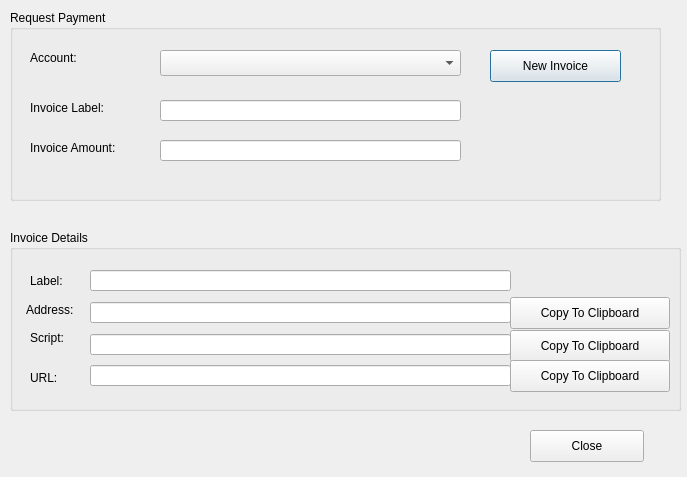
ciphrex/mSIGNA, file src/requestpaymentdialog.ui: the form before one commit.
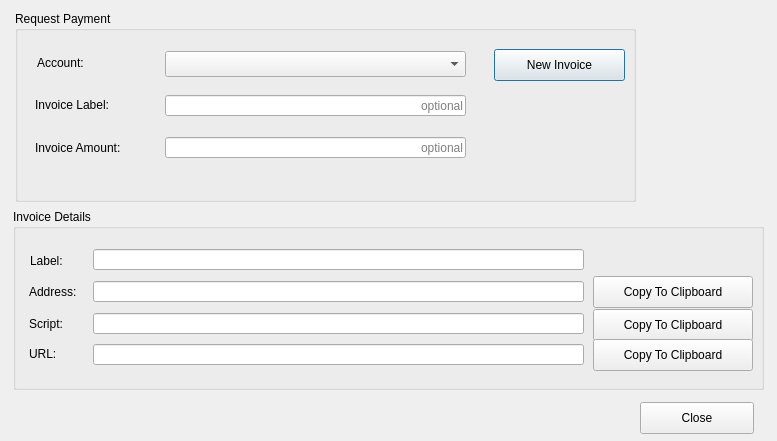
The form after the commit.

Commit message: RequestPaymentDialog is working, still needs better layout.

```diff
--- a/src/requestpaymentdialog.ui
+++ b/src/requestpaymentdialog.ui
@@ -6,8 +6,8 @@
    <rect>
     <x>0</x>
     <y>0</y>
-    <width>687</width>
-    <height>477</height>
+    <width>777</width>
+    <height>441</height>
    </rect>
   </property>
   <property name="windowTitle">
@@ -16,9 +16,9 @@
   <widget class="QGroupBox" name="RequestPaymentBox">
    <property name="geometry">
     <rect>
-     <x>10</x>
-     <y>10</y>
-     <width>651</width>
+     <x>15</x>
+     <y>11</y>
+     <width>621</width>
      <height>191</height>
     </rect>
    </property>
@@ -28,8 +28,8 @@
    <widget class="QPushButton" name="newInvoiceButton">
     <property name="geometry">
      <rect>
-      <x>480</x>
-      <y>40</y>
+      <x>479</x>
+      <y>38</y>
       <width>131</width>
       <height>32</height>
      </rect>
@@ -41,8 +41,8 @@
    <widget class="QLabel" name="accountLabel">
     <property name="geometry">
      <rect>
-      <x>20</x>
-      <y>40</y>
+      <x>22</x>
+      <y>44</y>
       <width>56</width>
       <height>16</height>
      </rect>
@@ -65,17 +65,23 @@
     <property name="geometry">
      <rect>
       <x>150</x>
-      <y>90</y>
+      <y>84</y>
       <width>301</width>
       <height>21</height>
      </rect>
     </property>
+    <property name="alignment">
+     <set>Qt::AlignRight|Qt::AlignTrailing|Qt::AlignVCenter</set>
+    </property>
+    <property name="placeholderText">
+     <string>optional</string>
+    </property>
    </widget>
    <widget class="QLabel" name="invoiceLabelLabel">
     <property name="geometry">
      <rect>
       <x>20</x>
-      <y>90</y>
+      <y>86</y>
       <width>86</width>
       <height>16</height>
      </rect>
@@ -88,7 +94,7 @@
     <property name="geometry">
      <rect>
       <x>20</x>
-      <y>130</y>
+      <y>129</y>
       <width>103</width>
       <height>16</height>
      </rect>
@@ -101,7 +107,7 @@
     <property name="geometry">
      <rect>
       <x>150</x>
-      <y>130</y>
+      <y>126</y>
       <width>301</width>
       <height>21</height>
      </rect>
@@ -109,6 +115,9 @@
     <property name="alignment">
      <set>Qt::AlignRight|Qt::AlignTrailing|Qt::AlignVCenter</set>
     </property>
+    <property name="placeholderText">
+     <string>optional</string>
+    </property>
    </widget>
    <zorder>accountLabel</zorder>
    <zorder>accountComboBox</zorder>
@@ -121,9 +130,9 @@
   <widget class="QGroupBox" name="InvoiceDetailsBox">
    <property name="geometry">
     <rect>
-     <x>10</x>
-     <y>230</y>
-     <width>671</width>
+     <x>13</x>
+     <y>209</y>
+     <width>751</width>
      <height>181</height>
     </rect>
    </property>
@@ -133,8 +142,8 @@
    <widget class="QLabel" name="invoiceDetailsLabel_4">
     <property name="geometry">
      <rect>
-      <x>20</x>
-      <y>140</y>
+      <x>16</x>
+      <y>137</y>
       <width>29</width>
       <height>16</height>
      </rect>
@@ -146,8 +155,8 @@
    <widget class="QLabel" name="invoiceDetailsLabel_3">
     <property name="geometry">
      <rect>
-      <x>20</x>
-      <y>100</y>
+      <x>16</x>
+      <y>107</y>
       <width>40</width>
       <height>16</height>
      </rect>
@@ -160,7 +169,7 @@
     <property name="geometry">
      <rect>
       <x>16</x>
-      <y>72</y>
+      <y>75</y>
       <width>56</width>
       <height>16</height>
      </rect>
@@ -174,7 +183,7 @@
      <rect>
       <x>80</x>
       <y>40</y>
-      <width>421</width>
+      <width>491</width>
       <height>21</height>
      </rect>
     </property>
@@ -188,8 +197,8 @@
    <widget class="QLabel" name="invoiceDetailsLabel">
     <property name="geometry">
      <rect>
-      <x>20</x>
-      <y>40</y>
+      <x>17</x>
+      <y>41</y>
       <width>38</width>
       <height>21</height>
      </rect>
@@ -203,7 +212,7 @@
      <rect>
       <x>80</x>
       <y>135</y>
-      <width>421</width>
+      <width>491</width>
       <height>21</height>
      </rect>
     </property>
@@ -225,7 +234,7 @@
      <rect>
       <x>80</x>
       <y>104</y>
-      <width>421</width>
+      <width>491</width>
       <height>21</height>
      </rect>
     </property>
@@ -241,7 +250,7 @@
      <rect>
       <x>80</x>
       <y>72</y>
-      <width>421</width>
+      <width>491</width>
       <height>21</height>
      </rect>
     </property>
@@ -255,7 +264,7 @@
    <widget class="QPushButton" name="addressClipboardButton">
     <property name="geometry">
      <rect>
-      <x>500</x>
+      <x>580</x>
       <y>67</y>
       <width>160</width>
       <height>32</height>
@@ -268,7 +277,7 @@
    <widget class="QPushButton" name="scriptClipboardButton">
     <property name="geometry">
      <rect>
-      <x>500</x>
+      <x>580</x>
       <y>100</y>
       <width>160</width>
       <height>32</height>
@@ -281,7 +290,7 @@
    <widget class="QPushButton" name="urlClipboardButton">
     <property name="geometry">
      <rect>
-      <x>500</x>
+      <x>580</x>
       <y>130</y>
       <width>160</width>
       <height>32</height>
@@ -295,8 +304,8 @@
   <widget class="QPushButton" name="closeButton">
    <property name="geometry">
     <rect>
-     <x>530</x>
-     <y>430</y>
+     <x>640</x>
+     <y>402</y>
      <width>114</width>
      <height>32</height>
     </rect>
```
The commit also changes 2 other files.
